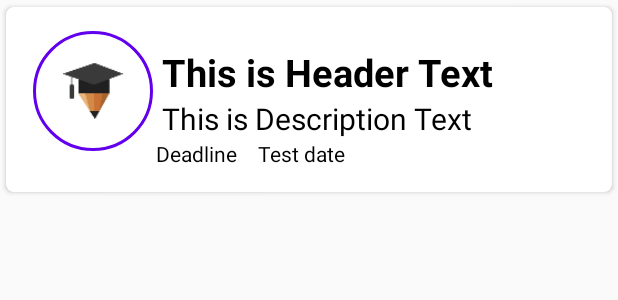
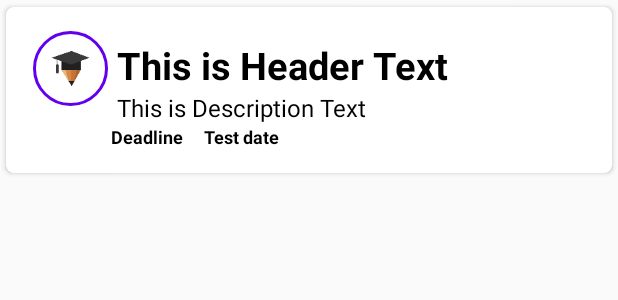
Before and after one commit to Karma8o1/FinalPrivate, an Android app: the layout single_row_design.xml on its own in the app's theme, with its tools: preview values and no code run, on a phone screen of 412 x 824 dp. Shown: the top 300 px of the screen. Run offline under Robolectric (Android 15) with nearby library versions, the phone set to English and light mode, and no system bars.

Commit message:
FINALIZING PROJECT

```diff
--- a/app/src/main/res/layout/activity_log_sign.xml
+++ b/app/src/main/res/layout/activity_log_sign.xml
@@ -37,6 +37,7 @@
             app:hintTextAppearance="@color/white"
             android:paddingLeft="10sp"
             android:textColorHint="@color/white"
+            android:inputType="textEmailAddress"
             android:textStyle="bold"
             android:autofillHints="false"
             android:backgroundTint="@color/white"
--- a/app/src/main/res/layout/single_row_design.xml
+++ b/app/src/main/res/layout/single_row_design.xml
@@ -16,10 +16,10 @@
 
         <de.hdodenhof.circleimageview.CircleImageView
             android:id="@+id/img1"
-            android:layout_width="80dp"
+            android:layout_width="50dp"
             app:civ_border_color="@color/design_default_color_primary"
             app:civ_border_width="2sp"
-            android:layout_height="80dp"
+            android:layout_height="50dp"
             android:layout_alignParentStart="true"
             android:layout_alignParentTop="true"
             android:layout_marginStart="2dp"
@@ -37,7 +37,7 @@
             android:textSize="25dp"
             android:textStyle="bold"
             android:layout_toRightOf="@id/img1"
-            android:layout_marginTop="10sp"
+            android:layout_marginTop="5sp"
             android:gravity="center_vertical"
             />
 
@@ -50,7 +50,7 @@
             android:layout_below="@+id/t1"
             android:text="This is Description Text"
             android:textColor="@color/black"
-            android:textSize="20dp"/>
+            android:textSize="16dp"/>
         <TextView
             android:id="@+id/t3"
             android:layout_width="wrap_content"
@@ -59,8 +59,9 @@
             android:layout_toRightOf="@id/img1"
             android:layout_below="@+id/t2"
             android:text="Deadline"
-            android:textSize="14sp"
+            android:textSize="12sp"
             android:textColor="@color/black"
+            android:textStyle="bold"
             android:layout_marginEnd="10sp"/>
         <TextView
             android:id="@+id/t4"
@@ -70,7 +71,8 @@
             android:layout_toRightOf="@id/t3"
             android:layout_below="@+id/t2"
             android:text="Test date"
-            android:textSize="14sp"
+            android:textSize="12sp"
+            android:textStyle="bold"
             android:textColor="@color/black"/>
 
     </RelativeLayout>
--- a/app/src/main/res/values/strings.xml
+++ b/app/src/main/res/values/strings.xml
@@ -1,5 +1,5 @@
 <resources>
-    <string name="app_name">stc</string>
+    <string name="app_name">Student Consultant</string>
     <string name="navigation_drawer_open">Open navigation drawer</string>
     <string name="navigation_drawer_close">Close navigation drawer</string>
     <!-- TODO: Remove or change this placeholder text -->
```
